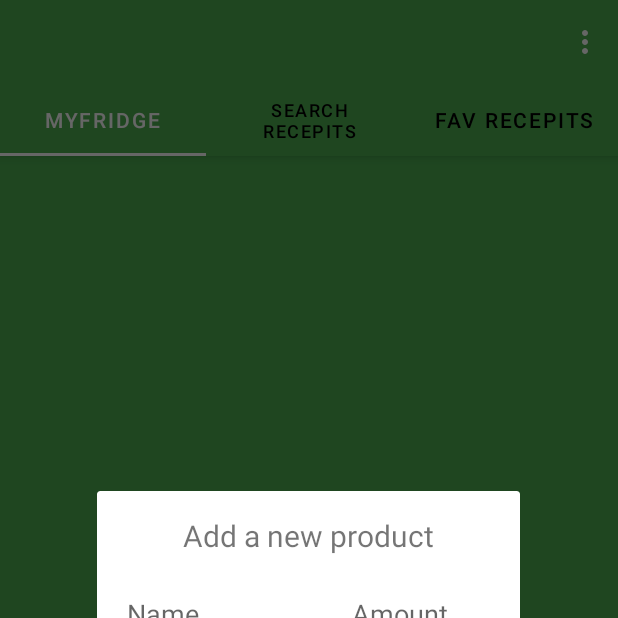
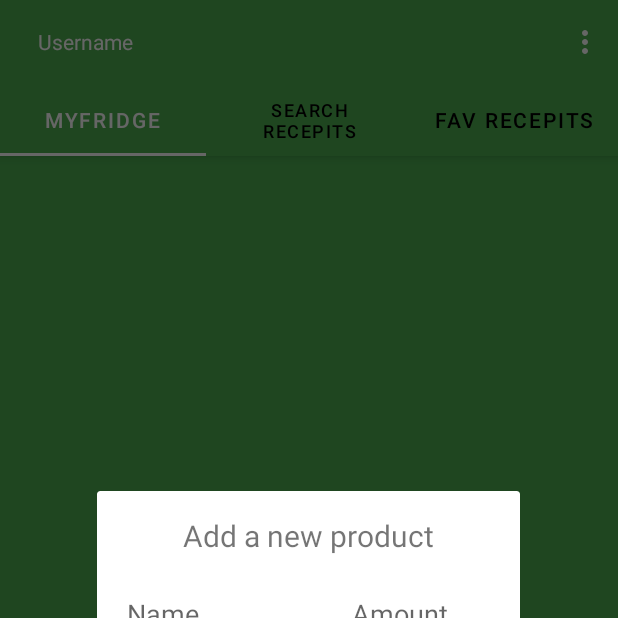
Before and after one commit to mvnuela/VirtualFridge, an Android app: the screen it shows after launch once a user with an empty profile is signed in (MainActivity), after a tap on an icon or button, on a phone screen of 412 x 824 dp, the top half of it. Run offline under Robolectric (Android 15) with nearby library versions, the phone set to English and light mode, and no system bars; our stand-ins replace Firebase (no records; nobody signed in at launch, a user with empty details on screens opened directly); 1 statement that could not run was skipped.

Commit message:
poprawilem nazwe uzytkownika, zmienilem na liveData

```diff
--- a/app/src/main/java/com/am/virtualfridge/MainActivity.kt
+++ b/app/src/main/java/com/am/virtualfridge/MainActivity.kt
@@ -11,6 +11,7 @@ import androidx.appcompat.app.AppCompatActivity
 import androidx.fragment.app.Fragment
 import androidx.fragment.app.FragmentManager
 import androidx.fragment.app.FragmentPagerAdapter
+import androidx.lifecycle.Observer
 import androidx.viewpager.widget.ViewPager
 import com.am.virtualfridge.db.FirebaseFridge
 import com.am.virtualfridge.fridge.MyFridgeFragment
@@ -52,16 +53,13 @@ class MainActivity : AppCompatActivity() {
         tableLayout.setupWithViewPager(viewPager)
 
         /**
-         * robie, zeby ustawilo username
-         * niestety job.join() nie dzialalo, dlatego uzywam taki brzydki kawał kodu
+         * zmienilem na liveData
          */
-        GlobalScope.launch {
-            while (FirebaseFridge.username == "Username") {
-            }
-            withContext(Dispatchers.Main) {
-                username.text = FirebaseFridge.username
-            }
+        val nameObserver = Observer<String> {
+            username.text = it
         }
+
+        FirebaseFridge.username.observe(this, nameObserver)
 
     }
 
--- a/app/src/main/java/com/am/virtualfridge/db/FirebaseFridge.kt
+++ b/app/src/main/java/com/am/virtualfridge/db/FirebaseFridge.kt
@@ -1,6 +1,7 @@
 package com.am.virtualfridge.db
 
 import android.util.Log
+import androidx.lifecycle.MutableLiveData
 import com.am.virtualfridge.fridge.Product
 import com.google.firebase.auth.FirebaseAuth
 import com.google.firebase.database.DataSnapshot
@@ -15,7 +16,7 @@ class FirebaseFridge {
      * kazdy uzytkownik posiada inna lodowke
      */
     companion object {
-        var username = "Username"
+        var username = MutableLiveData<String> ("Username")
         private val firebase: FirebaseDatabase = FirebaseDatabase.getInstance("https://virtualfridge-47aca-default-rtdb.europe-west1.firebasedatabase.app/")
         private val user = FirebaseAuth.getInstance().currentUser!!.uid
         private var myRef = firebase.getReference("productsInFridge").child(user)
@@ -104,7 +105,7 @@ class FirebaseFridge {
             val query = firebase.getReference("users").child(user)
             query.addListenerForSingleValueEvent(object : ValueEventListener {
                 override fun onDataChange(dataSnapshot: DataSnapshot) {
-                    username = dataSnapshot.children.last().value.toString()
+                    username.value = dataSnapshot.children.last().value.toString()
                 }
                 override fun onCancelled(p0: DatabaseError) {
                     Log.e("Firebase", "Small error")
```
